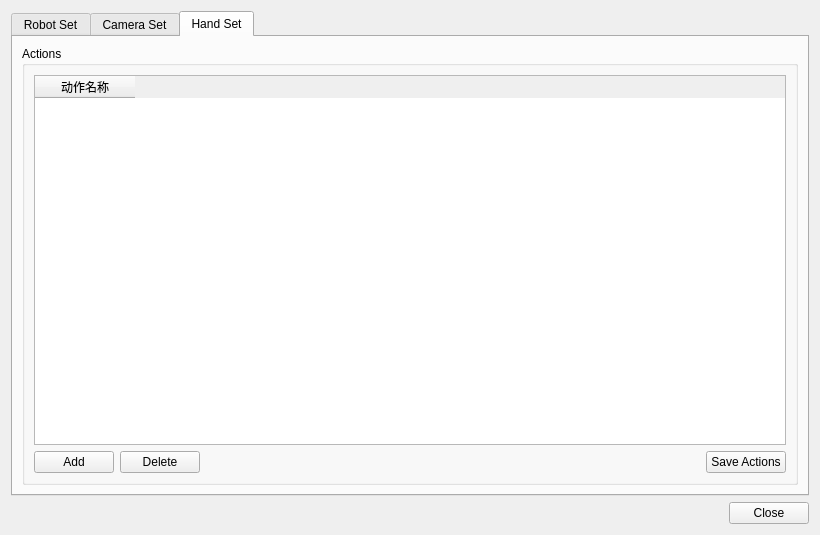
FAN0909/master-slave-tracking-control, file src/ui/settings_window.ui: the form before one commit.
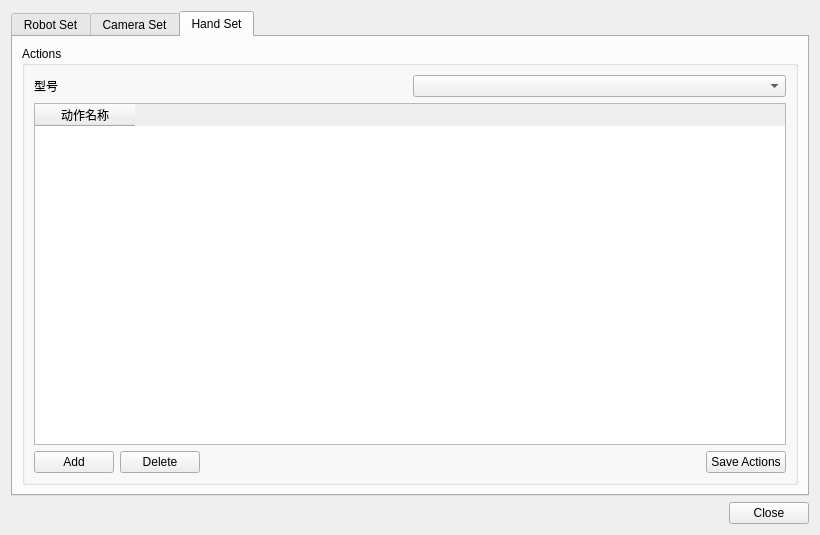
The form after the commit.

The edit to the form file:
```diff
--- a/src/ui/settings_window.ui
+++ b/src/ui/settings_window.ui
@@ -155,6 +155,20 @@
           <string>Actions</string>
          </property>
          <layout class="QVBoxLayout" name="verticalLayout_hand_actions">
+          <item>
+           <layout class="QHBoxLayout" name="horizontalLayout_hand_model">
+            <item>
+             <widget class="QLabel" name="label_hand_model_settings">
+              <property name="text">
+               <string>型号</string>
+              </property>
+             </widget>
+            </item>
+            <item>
+             <widget class="QComboBox" name="comboBox_hand_model_settings"/>
+            </item>
+           </layout>
+          </item>
           <item>
            <widget class="QTableWidget" name="tableWidget_hand_actions">
             <column>
```
